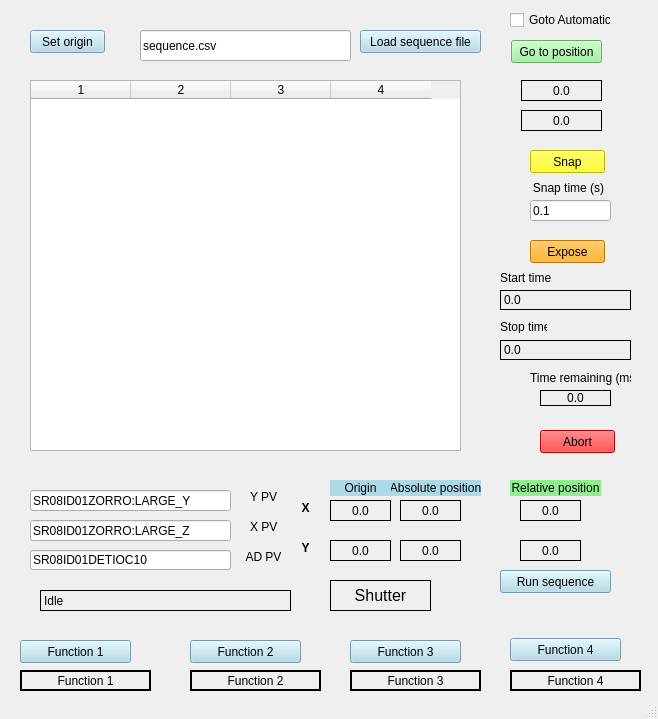
Before: the Qt Designer form sequencer.ui in ChrisHall-IMBL/StepNShoot, drawn with Qt 5.
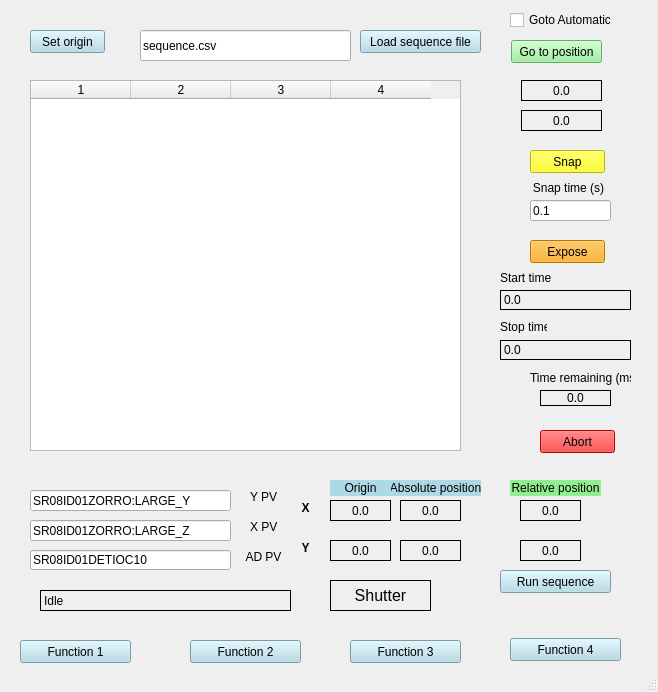
After: the same form once the commit is applied.

Commit message:
Added function buttons
Added function buttons to communicate with the DUT controller. The commands are in the form of a dictionary, taking its key and value from the .csv initialisation file.

Patch:
```diff
--- a/sequencer.ui
+++ b/sequencer.ui
@@ -7,7 +7,7 @@
     <x>0</x>
     <y>0</y>
     <width>658</width>
-    <height>719</height>
+    <height>692</height>
    </rect>
   </property>
   <property name="windowTitle">
@@ -741,82 +741,6 @@
      <string>Function 4</string>
     </property>
    </widget>
-   <widget class="QLabel" name="labelFunc4">
-    <property name="geometry">
-     <rect>
-      <x>510</x>
-      <y>670</y>
-      <width>131</width>
-      <height>21</height>
-     </rect>
-    </property>
-    <property name="frameShape">
-     <enum>QFrame::WinPanel</enum>
-    </property>
-    <property name="text">
-     <string>Function 4</string>
-    </property>
-    <property name="alignment">
-     <set>Qt::AlignCenter</set>
-    </property>
-   </widget>
-   <widget class="QLabel" name="labelFunc3">
-    <property name="geometry">
-     <rect>
-      <x>350</x>
-      <y>670</y>
-      <width>131</width>
-      <height>21</height>
-     </rect>
-    </property>
-    <property name="frameShape">
-     <enum>QFrame::WinPanel</enum>
-    </property>
-    <property name="text">
-     <string>Function 3</string>
-    </property>
-    <property name="alignment">
-     <set>Qt::AlignCenter</set>
-    </property>
-   </widget>
-   <widget class="QLabel" name="labelFunc2">
-    <property name="geometry">
-     <rect>
-      <x>190</x>
-      <y>670</y>
-      <width>131</width>
-      <height>21</height>
-     </rect>
-    </property>
-    <property name="frameShape">
-     <enum>QFrame::WinPanel</enum>
-    </property>
-    <property name="text">
-     <string>Function 2</string>
-    </property>
-    <property name="alignment">
-     <set>Qt::AlignCenter</set>
-    </property>
-   </widget>
-   <widget class="QLabel" name="labelFunc1">
-    <property name="geometry">
-     <rect>
-      <x>20</x>
-      <y>670</y>
-      <width>131</width>
-      <height>21</height>
-     </rect>
-    </property>
-    <property name="frameShape">
-     <enum>QFrame::WinPanel</enum>
-    </property>
-    <property name="text">
-     <string>Function 1</string>
-    </property>
-    <property name="alignment">
-     <set>Qt::AlignCenter</set>
-    </property>
-   </widget>
   </widget>
   <widget class="QStatusBar" name="statusbar"/>
  </widget>
```
The commit also changes 3 other files.
